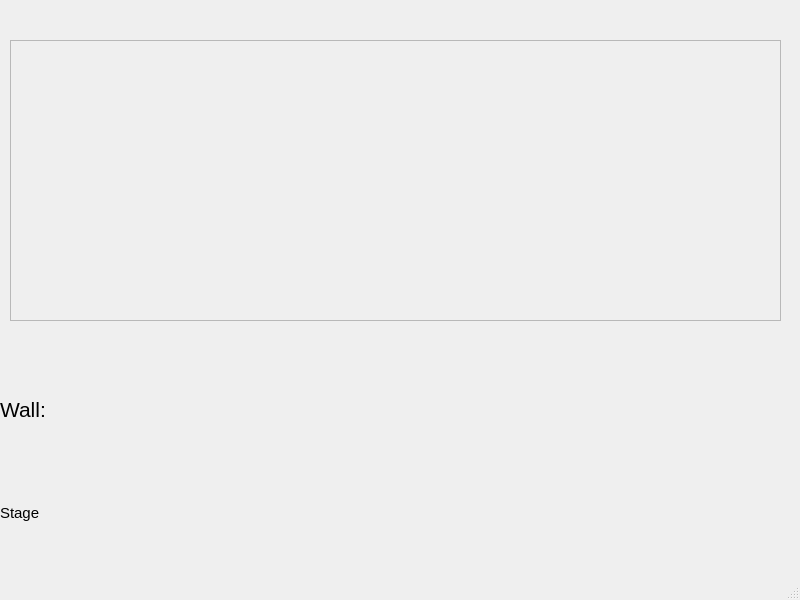
Before: the Qt Designer form Greyform-linux/Python_Application/UI_Design/mainframe.ui in mokzhizhuan/GreyForm_UIs, drawn with Qt 5.
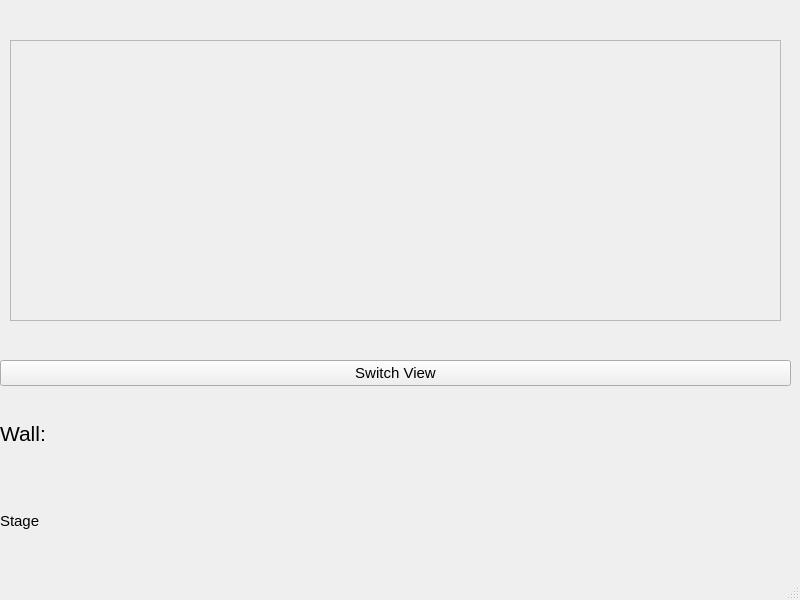
After: the same form once the commit is applied. The open tabs and pages were chosen to show the change.

Patch:
```diff
--- a/Greyform-linux/Python_Application/UI_Design/mainframe.ui
+++ b/Greyform-linux/Python_Application/UI_Design/mainframe.ui
@@ -342,10 +342,17 @@
          <item>
           <layout class="QVBoxLayout" name="verticalLayout_6" stretch="3">
            <item>
-            <layout class="QVBoxLayout" name="verticalLayout_21" stretch="2,2">
+            <layout class="QVBoxLayout" name="verticalLayout_21" stretch="0,2,2">
              <property name="sizeConstraint">
               <enum>QLayout::SetNoConstraint</enum>
              </property>
+             <item>
+              <widget class="QPushButton" name="viewButton">
+               <property name="text">
+                <string>Switch View</string>
+               </property>
+              </widget>
+             </item>
              <item>
               <widget class="QLabel" name="walllabel">
                <property name="font">
```
